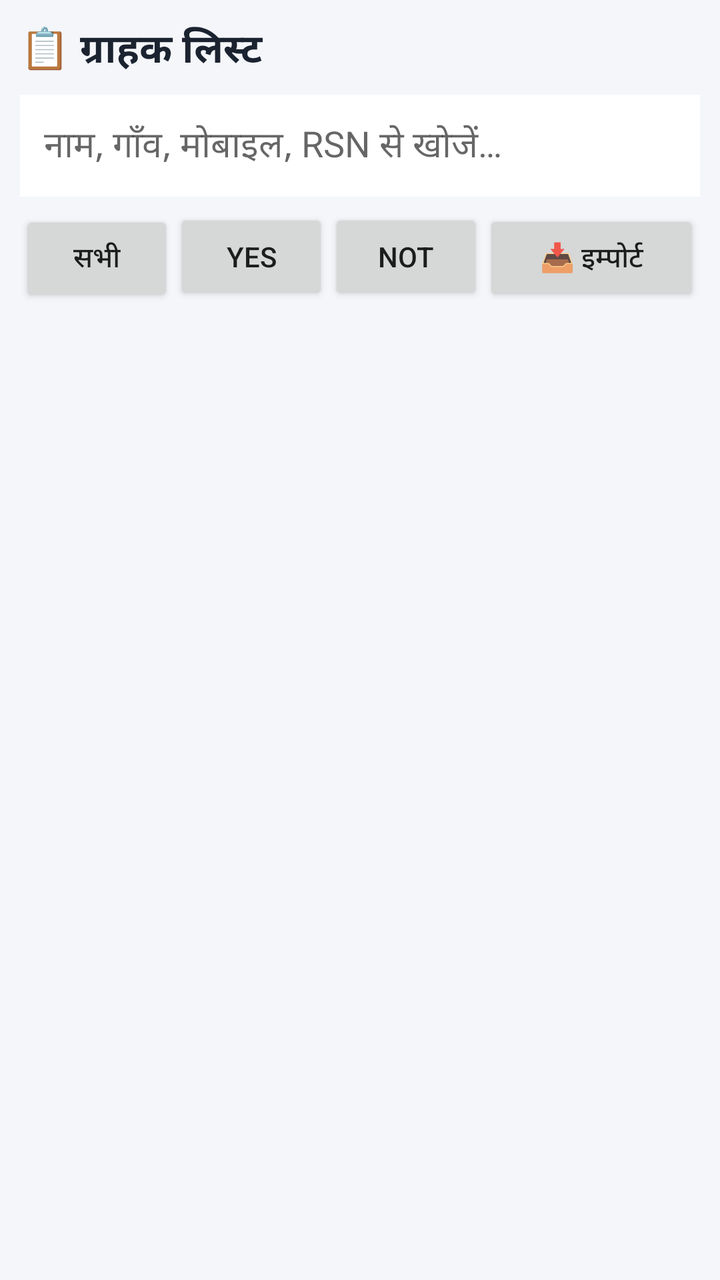
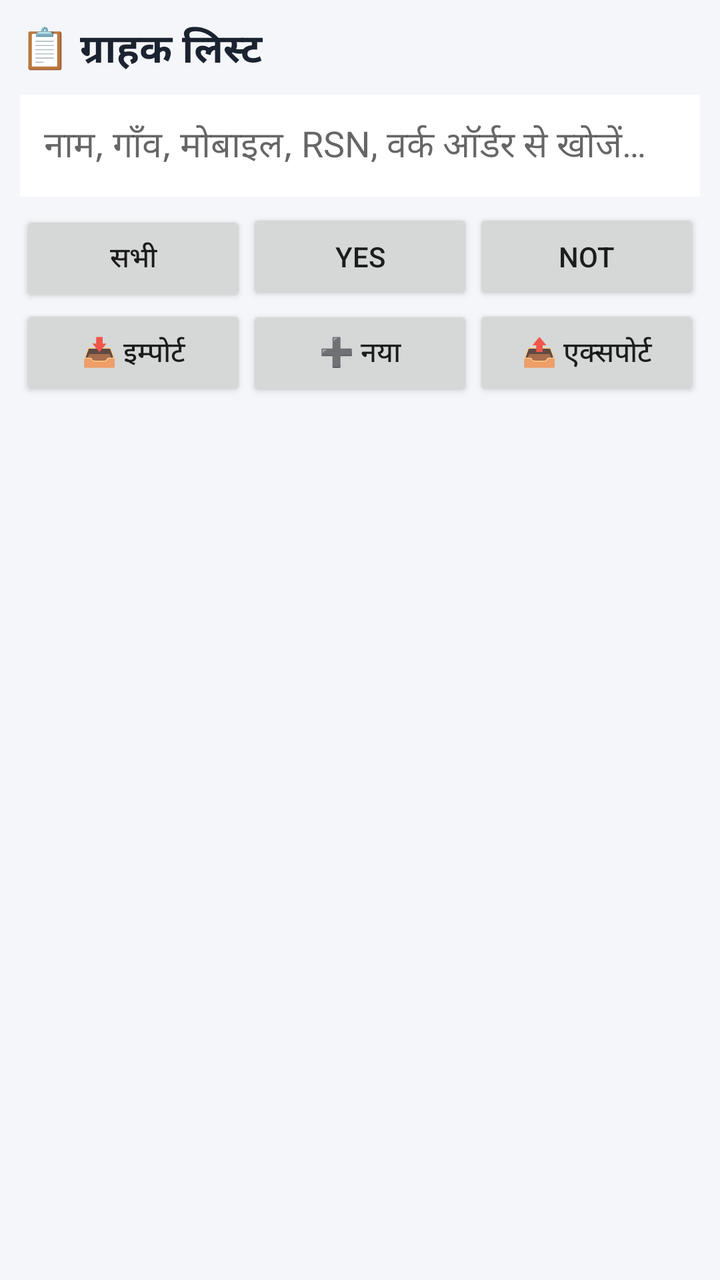

Before-and-after screenshots of an Android layout around one commit, followed by the original layout XML and the change that was made.
<!-- AndroidManifest.xml: application theme android:Theme.Material.Light.NoActionBar -->
<!-- res/layout/activity_main.xml -->
<?xml version="1.0" encoding="utf-8"?>
<LinearLayout xmlns:android="http://schemas.android.com/apk/res/android"
    android:layout_width="match_parent" android:layout_height="match_parent"
    android:orientation="vertical" android:padding="10dp" android:background="#F4F6FA">

    <TextView android:layout_width="wrap_content" android:layout_height="wrap_content"
        android:text="📋 ग्राहक लिस्ट" android:textSize="20sp" android:textStyle="bold"
        android:textColor="#1B2330" android:layout_marginBottom="8dp" />

    <EditText android:id="@+id/search" android:layout_width="match_parent"
        android:layout_height="wrap_content" android:hint="नाम, गाँव, मोबाइल, RSN से खोजें…"
        android:inputType="text" android:background="#FFFFFF" android:padding="12dp" />

    <LinearLayout android:layout_width="match_parent" android:layout_height="wrap_content"
        android:orientation="horizontal" android:layout_marginTop="6dp">
        <Button android:id="@+id/fAll" android:layout_width="0dp" android:layout_weight="1"
            android:layout_height="wrap_content" android:text="सभी" />
        <Button android:id="@+id/fYes" android:layout_width="0dp" android:layout_weight="1"
            android:layout_height="wrap_content" android:text="Yes" />
        <Button android:id="@+id/fNot" android:layout_width="0dp" android:layout_weight="1"
            android:layout_height="wrap_content" android:text="Not" />
        <Button android:id="@+id/btnImport" android:layout_width="0dp" android:layout_weight="1.4"
            android:layout_height="wrap_content" android:text="📥 इम्पोर्ट" />
    </LinearLayout>

    <TextView android:id="@+id/count" android:layout_width="wrap_content"
        android:layout_height="wrap_content" android:textColor="#667085" android:layout_marginTop="4dp" />

    <ListView android:id="@+id/list" android:layout_width="match_parent"
        android:layout_height="0dp" android:layout_weight="1"
        android:divider="@android:color/transparent" android:dividerHeight="8dp" />
</LinearLayout>
<!-- resources referenced by this layout -->
<resources>

</resources>

<!-- the commit's change to res/layout/activity_main.xml (unified diff, before → after) -->
@@ -8,7 +8,7 @@
         android:textColor="#1B2330" android:layout_marginBottom="8dp" />
 
     <EditText android:id="@+id/search" android:layout_width="match_parent"
-        android:layout_height="wrap_content" android:hint="नाम, गाँव, मोबाइल, RSN से खोजें…"
+        android:layout_height="wrap_content" android:hint="नाम, गाँव, मोबाइल, RSN, वर्क ऑर्डर से खोजें…"
         android:inputType="text" android:background="#FFFFFF" android:padding="12dp" />
 
     <LinearLayout android:layout_width="match_parent" android:layout_height="wrap_content"
@@ -19,8 +19,16 @@
             android:layout_height="wrap_content" android:text="Yes" />
         <Button android:id="@+id/fNot" android:layout_width="0dp" android:layout_weight="1"
             android:layout_height="wrap_content" android:text="Not" />
-        <Button android:id="@+id/btnImport" android:layout_width="0dp" android:layout_weight="1.4"
+    </LinearLayout>
+
+    <LinearLayout android:layout_width="match_parent" android:layout_height="wrap_content"
+        android:orientation="horizontal">
+        <Button android:id="@+id/btnImport" android:layout_width="0dp" android:layout_weight="1"
             android:layout_height="wrap_content" android:text="📥 इम्पोर्ट" />
+        <Button android:id="@+id/btnNew" android:layout_width="0dp" android:layout_weight="1"
+            android:layout_height="wrap_content" android:text="➕ नया" />
+        <Button android:id="@+id/btnExport" android:layout_width="0dp" android:layout_weight="1"
+            android:layout_height="wrap_content" android:text="📤 एक्सपोर्ट" />
     </LinearLayout>
 
     <TextView android:id="@+id/count" android:layout_width="wrap_content"
